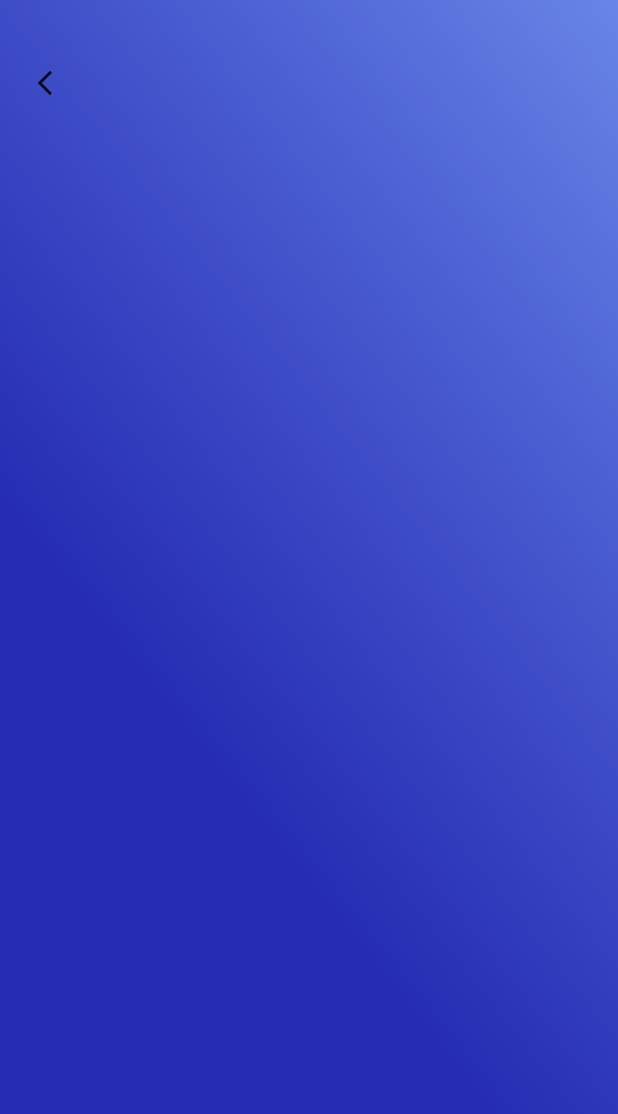
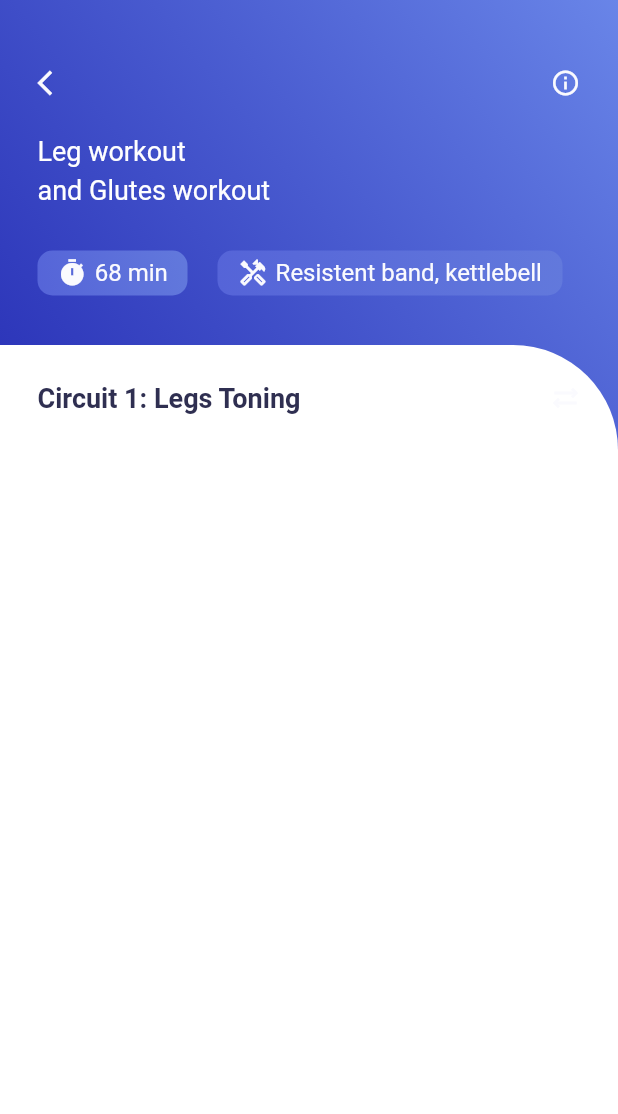
Before and after one commit to dipbazz/training, a Flutter app: the screen it shows after launch, on a phone screen of 412 x 824 dp. Shown: the top 1114 px of the screen. Run offline on Flutter 3.47's test engine with Material 2 defaults, Android fonts, the phone set to English and light mode, and no system bars.

Commit message:
Add top info section for video info

```diff
--- a/lib/video_info.dart
+++ b/lib/video_info.dart
@@ -26,18 +26,156 @@ class _VideoInfoState extends State<VideoInfo> {
         child: Column(
           children: [
             Container(
-              padding: const EdgeInsets.only(top: 45, left: 25),
+              padding: const EdgeInsets.only(top: 45, left: 25, right: 25),
               width: MediaQuery.of(context).size.width,
-              height: 300,
+              height: 230,
               child: Column(
+                crossAxisAlignment: CrossAxisAlignment.start,
                 children: [
                   Row(
                     children: [
-                      Icon(Icons.arrow_back_ios, size: 20),
-
+                      Icon(
+                        Icons.arrow_back_ios,
+                        size: 20,
+                        color: color.AppColor.secondPageIconColor,
+                      ),
+                      Expanded(child: Container()),
+                      Icon(
+                        Icons.info_outline,
+                        size: 20,
+                        color: color.AppColor.secondPageIconColor,
+                      ),
                     ],
-                  )
+                  ),
+                  const SizedBox(height: 25),
+                  Text(
+                    "Leg workout",
+                    style: TextStyle(
+                      fontSize: 18,
+                      color: color.AppColor.secondPageTitleColor,
+                    ),
+                  ),
+                  const SizedBox(height: 5),
+                  Text(
+                    "and Glutes workout",
+                    style: TextStyle(
+                      fontSize: 18,
+                      color: color.AppColor.secondPageTitleColor,
+                    ),
+                  ),
+                  const SizedBox(height: 30),
+                  Row(
+                    children: [
+                      Container(
+                        width: 100,
+                        height: 30,
+                        decoration: BoxDecoration(
+                          borderRadius: BorderRadius.circular(10),
+                          gradient: LinearGradient(
+                            colors: [
+                              color.AppColor.secondPageContainerGradient1stColor,
+                              color.AppColor.secondPageContainerGradient2ndColor
+                            ],
+                            begin: Alignment.bottomLeft,
+                            end: Alignment.topRight
+                          )
+                        ),
+                        child: Row(
+                          mainAxisAlignment: MainAxisAlignment.center,
+                          children: [
+                            Icon(
+                              Icons.timer,
+                              size: 20,
+                              color: color.AppColor.secondPageIconColor
+                            ),
+                            const SizedBox(width: 5),
+                            Text(
+                              "68 min",
+                              style: TextStyle(
+                                fontSize: 16,
+                                color: color.AppColor.secondPageIconColor
+                              ),
+                            )
+                          ],
+                        ),
+                      ),
+                      const SizedBox(width: 20),
+                      Container(
+                        width: 230,
+                        height: 30,
+                        decoration: BoxDecoration(
+                          borderRadius: BorderRadius.circular(10),
+                          gradient: LinearGradient(
+                            colors: [
+                              color.AppColor.secondPageContainerGradient1stColor,
+                              color.AppColor.secondPageContainerGradient2ndColor
+                            ],
+                            begin: Alignment.bottomLeft,
+                            end: Alignment.topRight
+                          )
+                        ),
+                        child: Row(
+                          mainAxisAlignment: MainAxisAlignment.center,
+                          children: [
+                            Icon(
+                              Icons.handyman_outlined,
+                              size: 20,
+                              color: color.AppColor.secondPageIconColor
+                            ),
+                            const SizedBox(width: 5),
+                            Text(
+                              "Resistent band, kettlebell",
+                              style: TextStyle(
+                                fontSize: 16,
+                                color: color.AppColor.secondPageIconColor
+                              ),
+                            )
+                          ],
+                        ),
+                      )
+                    ],
+                  ),
                 ],
+              ),
+            ),
+            Expanded(
+              child: Container(
+                padding: const EdgeInsets.only(left: 25, right: 25),
+                decoration: const BoxDecoration(
+                  color: Colors.white,
+                  borderRadius: BorderRadius.only(topRight: Radius.circular(70))
+                ),
+                child: Column(
+                  children: [
+                    const SizedBox(height: 25),
+                    Row(
+                      children: [
+                        Text(
+                          "Circuit 1: Legs Toning",
+                          style: TextStyle(
+                            fontSize: 18,
+                            fontWeight: FontWeight.bold,
+                            color: color.AppColor.circuitsColor
+                          ),
+                        ),
+                        Expanded(child: Container()),
+                        SizedBox(
+                          width: 20,
+                          child:
+                            Row(
+                              children: [
+                                Icon(
+                                  Icons.sync_alt_outlined,
+                                  size: 20,
+                                  color: color.AppColor.secondPageIconColor
+                                )
+                              ],
+                            ),
+                        )
+                      ]
+                    )
+                  ],
+                ),
               ),
             )
           ],
```
